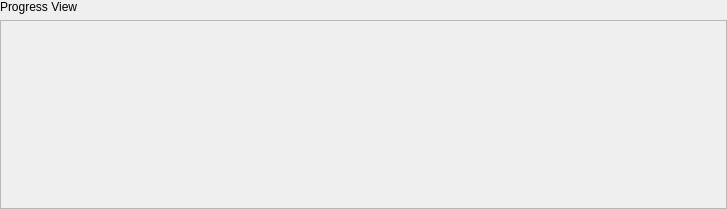
Before: the Qt Designer form src/plugins/core_plugin/progress_system/progress_view.ui in cemc-oper/nwpc-monitor-app, drawn with Qt 5.
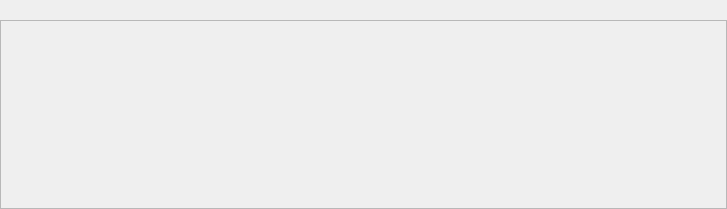
After: the same form once the commit is applied. Icons and pictures are not drawn.

Commit message:
Add clear finished progress button.
添加清除已完成progress的按钮。

```diff
--- a/src/plugins/core_plugin/progress_system/progress_view.ui
+++ b/src/plugins/core_plugin/progress_system/progress_view.ui
@@ -26,12 +26,25 @@
    <property name="bottomMargin">
     <number>0</number>
    </property>
+   <property name="spacing">
+    <number>0</number>
+   </property>
    <item row="0" column="0">
-    <widget class="QLabel" name="label">
-     <property name="text">
-      <string>Progress View</string>
-     </property>
-    </widget>
+    <layout class="QHBoxLayout" name="tool_bar_layout">
+     <item>
+      <spacer name="horizontalSpacer">
+       <property name="orientation">
+        <enum>Qt::Horizontal</enum>
+       </property>
+       <property name="sizeHint" stdset="0">
+        <size>
+         <width>40</width>
+         <height>20</height>
+        </size>
+       </property>
+      </spacer>
+     </item>
+    </layout>
    </item>
    <item row="1" column="0">
     <widget class="QScrollArea" name="scrollArea">
```
Left out of the diff: 15 changed lines with no effect on the pictures. The commit also changes 6 other files.
